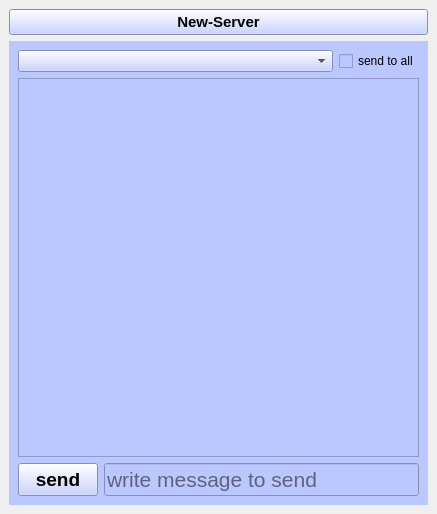
amirbarari/NetWork-project-1, file Server/my_server.ui: the form before one commit.
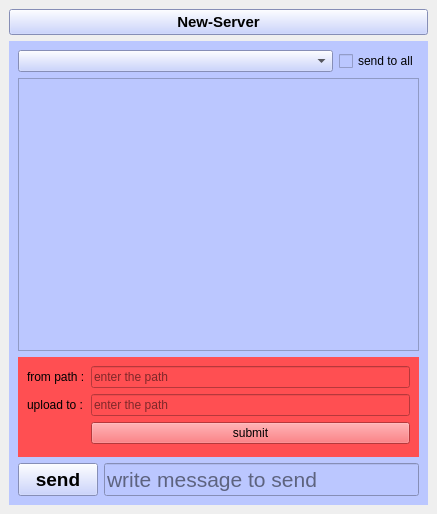
The form after the commit.

Commit message:
changing directory is available now
some change , fix bugs, add uploade function

Patch:
```diff
--- a/Server/my_server.ui
+++ b/Server/my_server.ui
@@ -163,6 +163,108 @@
           </property>
          </widget>
         </item>
+        <item>
+         <widget class="QStackedWidget" name="path_stack_widget">
+          <property name="maximumSize">
+           <size>
+            <width>16777215</width>
+            <height>100</height>
+           </size>
+          </property>
+          <property name="styleSheet">
+           <string notr="true">background-color: rgb(255, 79, 82);</string>
+          </property>
+          <property name="currentIndex">
+           <number>1</number>
+          </property>
+          <widget class="QWidget" name="page_3">
+           <layout class="QHBoxLayout" name="horizontalLayout_2">
+            <item>
+             <layout class="QFormLayout" name="formLayout_3">
+              <item row="0" column="0">
+               <widget class="QLabel" name="label">
+                <property name="text">
+                 <string>save to :</string>
+                </property>
+               </widget>
+              </item>
+              <item row="0" column="1">
+               <widget class="QLineEdit" name="saving_path_lineEdit">
+                <property name="placeholderText">
+                 <string>enter the path</string>
+                </property>
+               </widget>
+              </item>
+              <item row="1" column="0">
+               <widget class="QLabel" name="label_2">
+                <property name="text">
+                 <string>receive from :</string>
+                </property>
+               </widget>
+              </item>
+              <item row="1" column="1">
+               <widget class="QLineEdit" name="receving_path_lineEdit">
+                <property name="placeholderText">
+                 <string>enter the path</string>
+                </property>
+               </widget>
+              </item>
+              <item row="2" column="1">
+               <widget class="QPushButton" name="submit_btn_download">
+                <property name="text">
+                 <string>submit</string>
+                </property>
+               </widget>
+              </item>
+             </layout>
+            </item>
+           </layout>
+          </widget>
+          <widget class="QWidget" name="page_4">
+           <layout class="QHBoxLayout" name="horizontalLayout_3">
+            <item>
+             <layout class="QFormLayout" name="formLayout_4">
+              <item row="0" column="0">
+               <widget class="QLabel" name="label_3">
+                <property name="text">
+                 <string>from path :</string>
+                </property>
+               </widget>
+              </item>
+              <item row="0" column="1">
+               <widget class="QLineEdit" name="from_path_lineEdit_2">
+                <property name="placeholderText">
+                 <string>enter the path</string>
+                </property>
+               </widget>
+              </item>
+              <item row="1" column="0">
+               <widget class="QLabel" name="label_4">
+                <property name="text">
+                 <string>upload to :</string>
+                </property>
+               </widget>
+              </item>
+              <item row="1" column="1">
+               <widget class="QLineEdit" name="to_path_lineEdit_2">
+                <property name="placeholderText">
+                 <string>enter the path</string>
+                </property>
+               </widget>
+              </item>
+              <item row="2" column="1">
+               <widget class="QPushButton" name="submit_btn_upload">
+                <property name="text">
+                 <string>submit</string>
+                </property>
+               </widget>
+              </item>
+             </layout>
+            </item>
+           </layout>
+          </widget>
+         </widget>
+        </item>
         <item>
          <layout class="QFormLayout" name="formLayout_2">
           <item row="0" column="0">
```
The commit also changes 2 other files.
